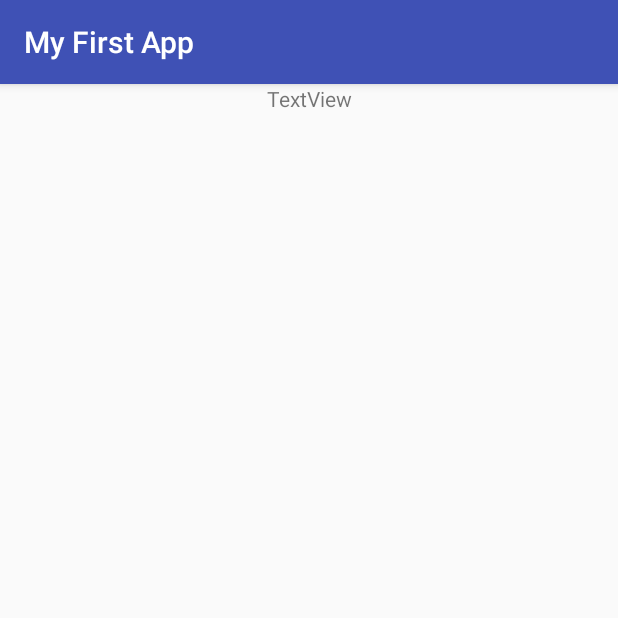
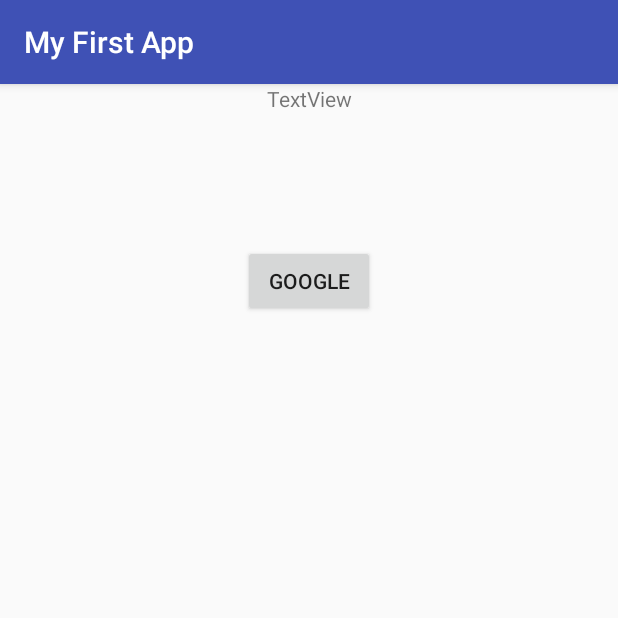
Before and after one commit to finalpets/calculatorApp, an Android app: the SeconActivity screen opened directly, with no data from a screen before it, on a phone screen of 412 x 824 dp, the top half of it. Run offline under Robolectric (Android 15) with nearby library versions, the phone set to English and light mode, and no system bars.

Commit message:
Launch Google in second acticity

```diff
--- a/app/src/main/java/com/example/peterleyva/myfirstapp/SeconActivity.java
+++ b/app/src/main/java/com/example/peterleyva/myfirstapp/SeconActivity.java
@@ -1,7 +1,11 @@
 package com.example.peterleyva.myfirstapp;
 
+import android.content.Intent;
+import android.net.Uri;
 import android.support.v7.app.AppCompatActivity;
 import android.os.Bundle;
+import android.view.View;
+import android.widget.Button;
 import android.widget.TextView;
 
 import org.w3c.dom.Text;
@@ -18,5 +22,20 @@ public class SeconActivity extends AppCompatActivity {
             String text = getIntent().getExtras().getString("org.example.peterleyva");
             textView.setText(text);
         }
+
+        Button googleBtn = (Button) findViewById(R.id.goToGoogleBtn);
+        googleBtn.setOnClickListener(new View.OnClickListener() {
+            @Override
+            public void onClick(View v) {
+                String google = "http://www.google.com";
+                Uri webadress = Uri.parse(google);
+
+                Intent gotoGoogle = new Intent(Intent.ACTION_VIEW , webadress);
+                if(gotoGoogle.resolveActivity(getPackageManager()) != null){
+                    startActivity(gotoGoogle);
+                }
+            }
+        });
+
     }
 }
--- a/app/src/main/res/layout/activity_secon.xml
+++ b/app/src/main/res/layout/activity_secon.xml
@@ -18,4 +18,21 @@
         app:layout_constraintEnd_toEndOf="parent"
         app:layout_constraintStart_toStartOf="parent"
         tools:layout_editor_absoluteY="229dp" />
+
+    <Button
+        android:id="@+id/goToGoogleBtn"
+        android:layout_width="wrap_content"
+        android:layout_height="wrap_content"
+        android:layout_marginBottom="13dp"
+        android:layout_marginEnd="8dp"
+        android:layout_marginLeft="8dp"
+        android:layout_marginRight="8dp"
+        android:layout_marginStart="8dp"
+        android:layout_marginTop="32dp"
+        android:text="Google"
+        app:layout_constraintBottom_toBottomOf="parent"
+        app:layout_constraintEnd_toEndOf="parent"
+        app:layout_constraintStart_toStartOf="parent"
+        app:layout_constraintTop_toBottomOf="@+id/secondTextview"
+        app:layout_constraintVertical_bias="0.085" />
 </android.support.constraint.ConstraintLayout>
```
Also changed, not shown: 1 other file.
